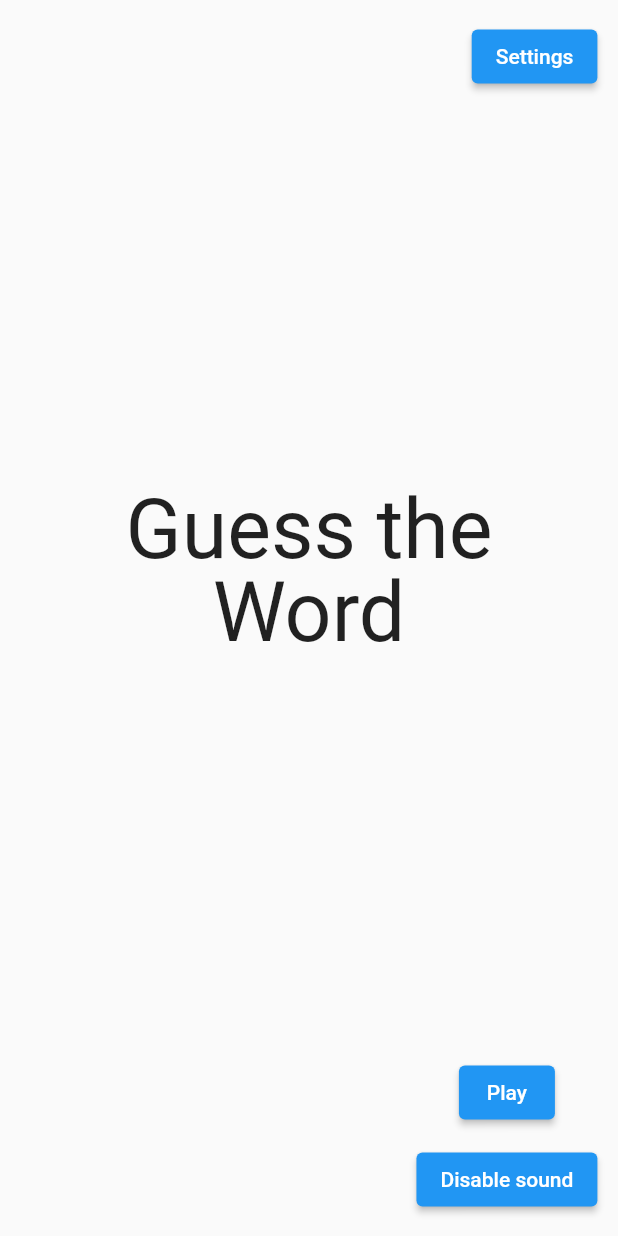
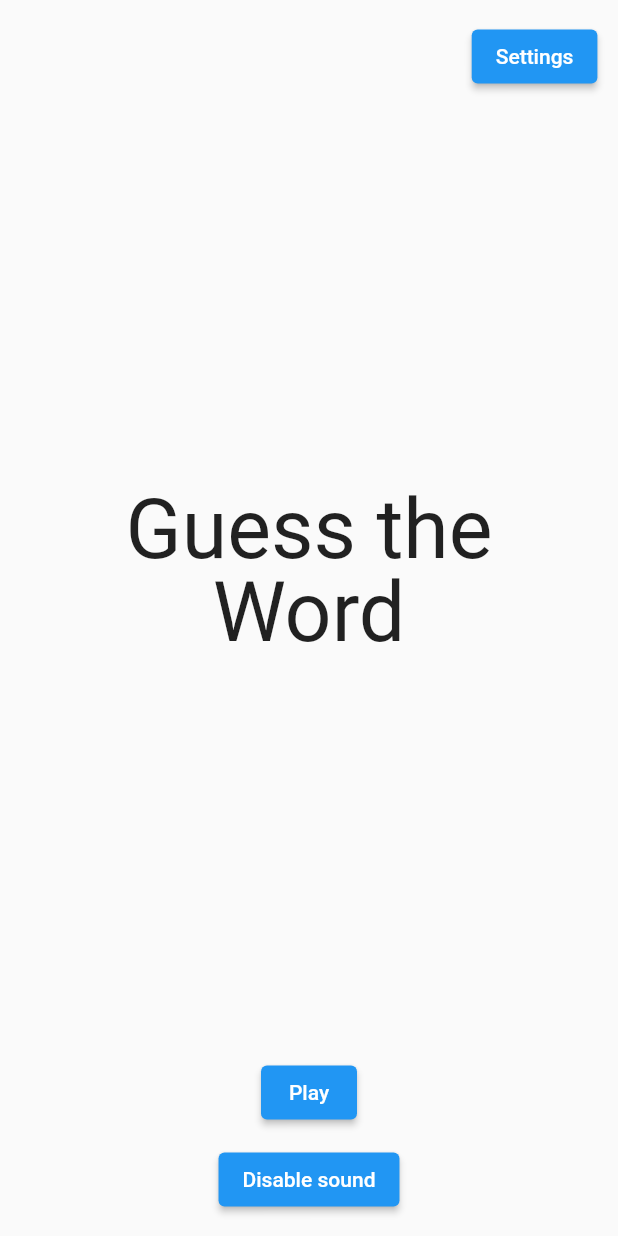
Before and after one commit to wilmarques/guess-word-game, a Flutter app: the screen it shows after launch, on a phone screen of 412 x 824 dp. Run offline on Flutter 3.47's test engine with Material 2 defaults, Android fonts, the phone set to English and light mode, and no system bars; our stand-ins replace go_router.

Commit message:
feat: Main screen

```diff
--- a/lib/screens/main_screen.dart
+++ b/lib/screens/main_screen.dart
@@ -1,7 +1,8 @@
 import 'package:flutter/material.dart';
 import 'package:go_router/go_router.dart';
+import 'package:guess_word_game/widgets/default_button.dart';
 
-import '../utils/responsive_screen.dart';
+import '../utils/portrait_screen.dart';
 
 class MainScreen extends StatefulWidget {
   const MainScreen({super.key});
@@ -14,15 +15,17 @@ class _MainScreenState extends State<MainScreen> {
   @override
   Widget build(BuildContext context) {
     return Scaffold(
-      body: ResponsiveScreen(
-        topMessageAreaCrossAxisAlignment: CrossAxisAlignment.end,
-        topMessageArea: SizedBox(
-          // width: 10,
-          // constraints: const BoxConstraints(maxWidth: 30),
-          child: ElevatedButton(
-            onPressed: () {},
-            child: const Text('Settings'),
-          ),
+      body: PortraitScreen(
+        topMessageArea: Column(
+          crossAxisAlignment: CrossAxisAlignment.end,
+          children: [
+            SizedBox(
+              child: DefaultButton(
+                text: 'Settings',
+                onPressed: () {},
+              ),
+            ),
+          ],
         ),
         squarishMainArea: const Center(
           child: Text(
@@ -37,16 +40,16 @@ class _MainScreenState extends State<MainScreen> {
         rectangularMenuArea: Column(
           mainAxisAlignment: MainAxisAlignment.end,
           children: [
-            ElevatedButton(
+            DefaultButton(
               onPressed: () {
                 GoRouter.of(context).go('/play');
               },
-              child: const Text('Play'),
+              text: 'Play',
             ),
             const SizedBox(height: 10),
-            ElevatedButton(
+            DefaultButton(
               onPressed: () {},
-              child: const Text('Disable sound'),
+              text: 'Disable sound',
             ),
           ],
         ),
--- /dev/null
+++ b/lib/utils/portrait_screen.dart
@@ -0,0 +1,74 @@
+// Copyright 2022, the Flutter project authors. Please see the AUTHORS file
+// for details. All rights reserved. Use of this source code is governed by a
+// BSD-style license that can be found in the LICENSE file.
+
+import 'package:flutter/material.dart';
+
+/// A widget that makes it easy to create a screen with a square-ish
+/// main area, a smaller menu area, and a small area for a message on top.
+/// It works in both orientations on mobile- and tablet-sized screens.
+class PortraitScreen extends StatelessWidget {
+  /// This is the "hero" of the screen. It's more or less square, and will
+  /// be placed in the visual "center" of the screen.
+  final Widget squarishMainArea;
+
+  /// The second-largest area after [squarishMainArea]. It can be narrow
+  /// or wide.
+  final Widget rectangularMenuArea;
+
+  /// An area reserved for some static text close to the top of the screen.
+  final Widget topMessageArea;
+
+  /// How much bigger should the [squarishMainArea] be compared to the other
+  /// elements.
+  final double mainAreaProminence;
+
+  const PortraitScreen({
+    required this.squarishMainArea,
+    required this.rectangularMenuArea,
+    this.topMessageArea = const SizedBox.shrink(),
+    this.mainAreaProminence = 0.8,
+    super.key,
+  });
+
+  @override
+  Widget build(BuildContext context) {
+    return LayoutBuilder(
+      builder: (context, constraints) {
+        // This widget wants to fill the whole screen.
+        final size = constraints.biggest;
+        final padding = EdgeInsets.all(size.shortestSide / 30);
+
+        return Column(
+          crossAxisAlignment: CrossAxisAlignment.stretch,
+          children: [
+            SafeArea(
+              bottom: false,
+              child: Padding(
+                padding: padding,
+                child: topMessageArea,
+              ),
+            ),
+            Expanded(
+              flex: (mainAreaProminence * 100).round(),
+              child: SafeArea(
+                top: false,
+                bottom: false,
+                minimum: padding,
+                child: squarishMainArea,
+              ),
+            ),
+            SafeArea(
+              top: false,
+              maintainBottomViewPadding: true,
+              child: Padding(
+                padding: padding,
+                child: rectangularMenuArea,
+              ),
+            ),
+          ],
+        );
+      },
+    );
+  }
+}
--- a/lib/utils/responsive_screen.dart
+++ /dev/null
@@ -1,128 +0,0 @@
-// Copyright 2022, the Flutter project authors. Please see the AUTHORS file
-// for details. All rights reserved. Use of this source code is governed by a
-// BSD-style license that can be found in the LICENSE file.
-
-import 'package:flutter/material.dart';
-
-/// A widget that makes it easy to create a screen with a square-ish
-/// main area, a smaller menu area, and a small area for a message on top.
-/// It works in both orientations on mobile- and tablet-sized screens.
-class ResponsiveScreen extends StatelessWidget {
-  /// This is the "hero" of the screen. It's more or less square, and will
-  /// be placed in the visual "center" of the screen.
-  final Widget squarishMainArea;
-
-  /// The second-largest area after [squarishMainArea]. It can be narrow
-  /// or wide.
-  final Widget rectangularMenuArea;
-
-  /// An area reserved for some static text close to the top of the screen.
-  final Widget topMessageArea;
-
-  /// How much bigger should the [squarishMainArea] be compared to the other
-  /// elements.
-  final double mainAreaProminence;
-
-  final CrossAxisAlignment topMessageAreaCrossAxisAlignment;
-
-  const ResponsiveScreen({
-    required this.squarishMainArea,
-    required this.rectangularMenuArea,
-    this.topMessageArea = const SizedBox.shrink(),
-    this.topMessageAreaCrossAxisAlignment = CrossAxisAlignment.stretch,
-    this.mainAreaProminence = 0.8,
-    super.key,
-  });
-
-  @override
-  Widget build(BuildContext context) {
-    return LayoutBuilder(
-      builder: (context, constraints) {
-        // This widget wants to fill the whole screen.
-        final size = constraints.biggest;
-        final padding = EdgeInsets.all(size.shortestSide / 30);
-
-        if (size.height >= size.width) {
-          // "Portrait" / "mobile" mode.
-          return Column(
-            crossAxisAlignment: topMessageAreaCrossAxisAlignment,
-            children: [
-              SafeArea(
-                bottom: false,
-                child: Padding(
-                  padding: padding,
-                  child: topMessageArea,
-                ),
-              ),
-              Expanded(
-                flex: (mainAreaProminence * 100).round(),
-                child: SafeArea(
-                  top: false,
-                  bottom: false,
-                  minimum: padding,
-                  child: squarishMainArea,
-                ),
-              ),
-              SafeArea(
-                top: false,
-                maintainBottomViewPadding: true,
-                child: Padding(
-                  padding: padding,
-                  child: rectangularMenuArea,
-                ),
-              ),
-            ],
-          );
-        } else {
-          // "Landscape" / "tablet" mode.
-          final isLarge = size.width > 900;
-
-          return Row(
-            crossAxisAlignment: CrossAxisAlignment.stretch,
-            children: [
-              Expanded(
-                flex: isLarge ? 7 : 5,
-                child: SafeArea(
-                  right: false,
-                  maintainBottomViewPadding: true,
-                  minimum: padding,
-                  child: squarishMainArea,
-                ),
-              ),
-              Expanded(
-                flex: 3,
-                child: Column(
-                  children: [
-                    SafeArea(
-                      bottom: false,
-                      left: false,
-                      maintainBottomViewPadding: true,
-                      child: Padding(
-                        padding: padding,
-                        child: topMessageArea,
-                      ),
-                    ),
-                    Expanded(
-                      child: SafeArea(
-                        top: false,
-                        left: false,
-                        maintainBottomViewPadding: true,
-                        child: Align(
-                          alignment: Alignment.bottomCenter,
-                          child: Padding(
-                            padding: padding,
-                            child: rectangularMenuArea,
-                          ),
-                        ),
-                      ),
-                    )
-                  ],
-                ),
-              ),
-            ],
-          );
-        }
-      },
-    );
-  }
-}
--- /dev/null
+++ b/lib/widgets/default_button.dart
@@ -0,0 +1,19 @@
+import 'package:flutter/material.dart';
+
+class DefaultButton extends StatelessWidget {
+  const DefaultButton({super.key, required this.text, required this.onPressed});
+
+  /// Text that should be shown inside the [DefaultButton].
+  final String text;
+
+  /// Function to be triggered when [DefaultButton] is pressed.
+  final Function() onPressed;
+
+  @override
+  Widget build(BuildContext context) {
+    return ElevatedButton(
+      onPressed: onPressed,
+      child: Text(text),
+    );
+  }
+}
```
